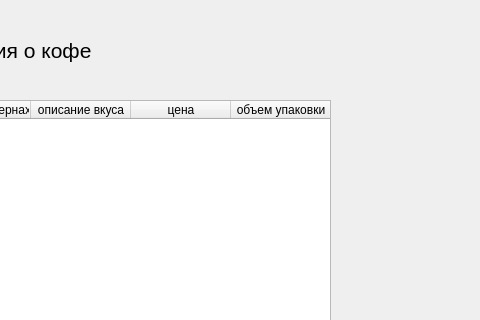
Before: the Qt Designer form main.ui in MikeVeretennikov/fourth_task, drawn with Qt 5; both pictures show x 520 to 1000 and y 0 to 320 of the 1000 by 700 pixel window.
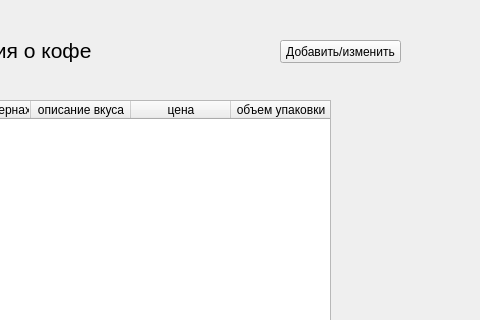
After: the same form once the commit is applied.

Patch:
```diff
--- a/main.ui
+++ b/main.ui
@@ -97,6 +97,19 @@
      </property>
     </column>
    </widget>
+   <widget class="QPushButton" name="add_edit">
+    <property name="geometry">
+     <rect>
+      <x>800</x>
+      <y>40</y>
+      <width>121</width>
+      <height>23</height>
+     </rect>
+    </property>
+    <property name="text">
+     <string>Добавить/изменить</string>
+    </property>
+   </widget>
   </widget>
   <widget class="QMenuBar" name="menubar">
    <property name="geometry">
```
